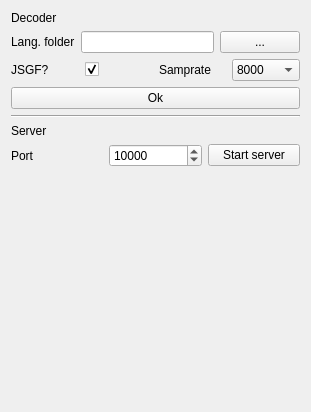
The window that SpeechMe/ui/config.ui (emiguelt/SpeechMe) describes before a commit, drawn with Qt 5.
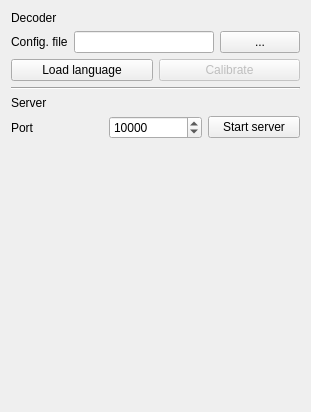
The same window after the commit.

```diff
--- a/SpeechMe/ui/config.ui
+++ b/SpeechMe/ui/config.ui
@@ -26,7 +26,7 @@
      <item>
       <widget class="QLabel" name="label">
        <property name="text">
-        <string>Lang. folder</string>
+        <string>Config. file</string>
        </property>
       </widget>
      </item>
@@ -43,58 +43,24 @@
     </layout>
    </item>
    <item>
-    <layout class="QHBoxLayout" name="horizontalLayout_2">
-     <item>
-      <widget class="QLabel" name="label_2">
-       <property name="text">
-        <string>JSGF?</string>
-       </property>
-      </widget>
-     </item>
-     <item>
-      <widget class="QCheckBox" name="jsgf">
-       <property name="text">
-        <string/>
-       </property>
-       <property name="checked">
-        <bool>true</bool>
-       </property>
-      </widget>
-     </item>
-     <item>
-      <widget class="QLabel" name="label_3">
-       <property name="text">
-        <string>Samprate</string>
-       </property>
-      </widget>
-     </item>
-     <item>
-      <widget class="QComboBox" name="sampRateCombo">
-       <item>
-        <property name="text">
-         <string>8000</string>
-        </property>
-       </item>
-       <item>
-        <property name="text">
-         <string>11050</string>
-        </property>
-       </item>
-       <item>
-        <property name="text">
-         <string>16000</string>
-        </property>
-       </item>
-      </widget>
-     </item>
-    </layout>
+    <layout class="QHBoxLayout" name="horizontalLayout_2"/>
    </item>
    <item>
     <layout class="QHBoxLayout" name="horizontalLayout_4">
      <item>
       <widget class="QPushButton" name="loadButton">
        <property name="text">
-        <string>Ok</string>
+        <string>Load language</string>
+       </property>
+      </widget>
+     </item>
+     <item>
+      <widget class="QPushButton" name="calibButton">
+       <property name="enabled">
+        <bool>false</bool>
+       </property>
+       <property name="text">
+        <string>Calibrate</string>
        </property>
       </widget>
      </item>
```
Left out of the diff: 8 changed lines with no effect on the pictures.
